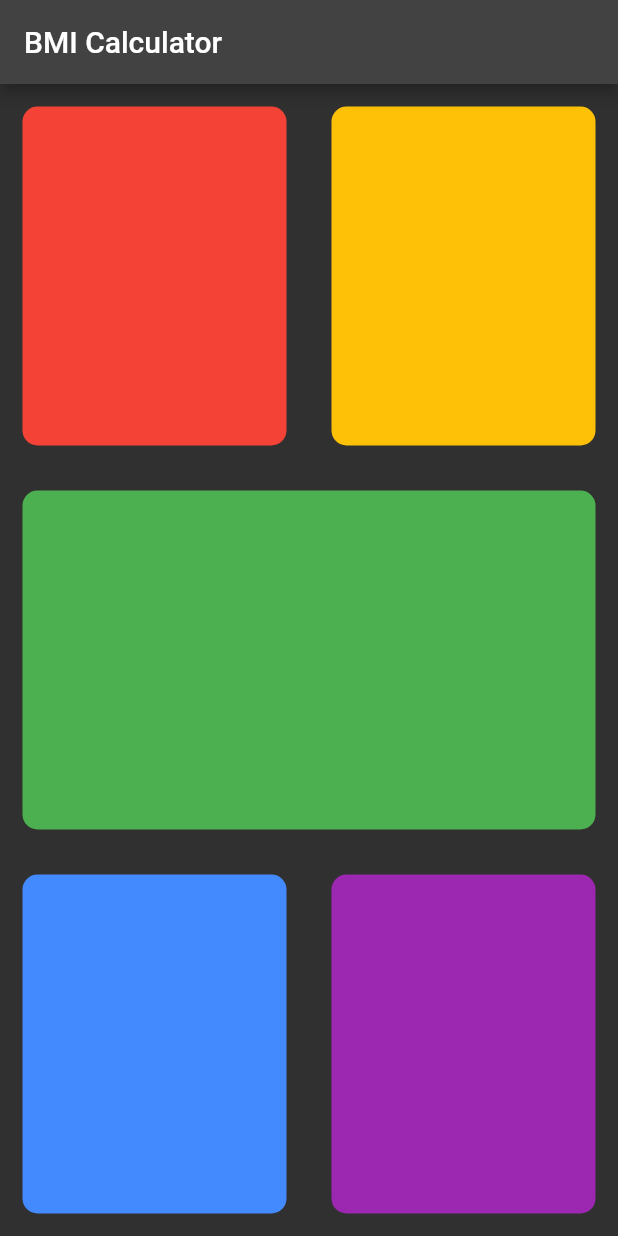
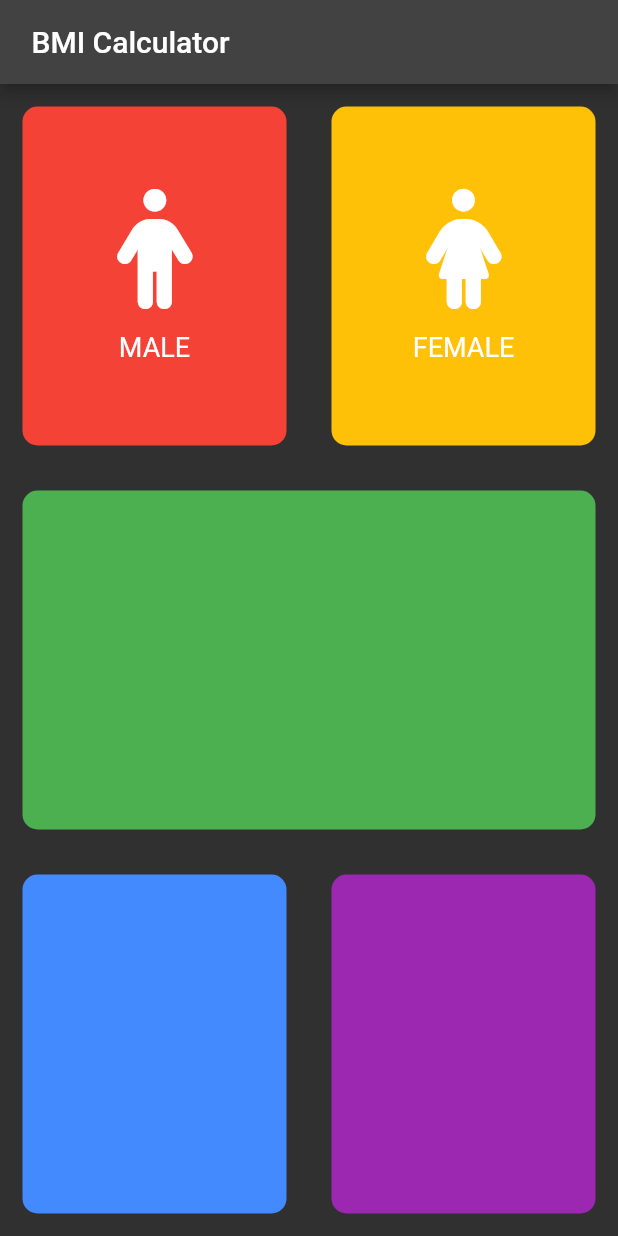
Before and after one commit to ShiekhAmish/FLutter_Apps_090, a Flutter app: the screen it shows after launch, on a phone screen of 412 x 824 dp. Run offline on Flutter 3.47's test engine with Material 2 defaults, Android fonts, the phone set to English and light mode, and no system bars; our stand-ins replace animated_text_kit, audioplayers, font_awesome_flutter, google_fonts, rflutter_alert, share_plus and 2 more; missing offline and left inert: flutter_animated_button, mailto.

Commit message:
part 04 (Use of Refactored Code)
part 04 (Use of Refactored Code)

```diff
--- a/BMI_AMISH_090/lib/input.dart
+++ b/BMI_AMISH_090/lib/input.dart
@@ -1,5 +1,5 @@
 import 'package:flutter/material.dart';
-
+import 'package:font_awesome_flutter/font_awesome_flutter.dart';
 
 class Input extends StatefulWidget {
   const Input({Key? key}) : super(key: key);
@@ -15,7 +15,7 @@ class _InputState extends State<Input> {
 
       appBar: AppBar(
 
-        title: Text("BMI Calculator"),
+        title: Text(" BMI Calculator"),
       ),
           body: Column(
         children: [
@@ -23,9 +23,17 @@ class _InputState extends State<Input> {
             children:  [
               Expanded(child: RepeatContainer(
                 colors: Colors.red,
+                cardWidget: RepeatIcon(
+                  icon: FontAwesomeIcons.male,
+                  label: 'MALE',
+                ),
               ),),
               Expanded(child: RepeatContainer(
                 colors: Colors.amber,
+                cardWidget: RepeatIcon(
+                  icon: FontAwesomeIcons.female,
+                  label: 'FEMALE',
+                ),
               ),),
             ],
           ),),
@@ -33,6 +41,7 @@ class _InputState extends State<Input> {
             children: [
               Expanded(child: RepeatContainer(
                 colors: Colors.green,
+                cardWidget: Container(),
               ),),
             ],
           ),),
@@ -40,9 +49,11 @@ class _InputState extends State<Input> {
             children: [
               Expanded(child: RepeatContainer(
                 colors: Colors.blueAccent,
+                cardWidget: Container(),
               ),),
               Expanded(child: RepeatContainer(
                 colors: Colors.purple,
+                cardWidget: Container(),
               ),),
             ],
           ),),
@@ -53,14 +64,43 @@ class _InputState extends State<Input> {
   }
 }
 
-class RepeatContainer extends StatelessWidget {
-  RepeatContainer({required this.colors});
-  final Color colors;
+class RepeatIcon extends StatelessWidget {
+RepeatIcon({required this.icon, required this.label});
+  final IconData icon;
+  final String label;
+
 
   @override
   Widget build(BuildContext context) {
+    return Column(
+      mainAxisAlignment: MainAxisAlignment.center,
+        children:  [
+         Icon(
+            icon,
+            size: 80.0,
+          ),
+          const SizedBox(
+            height: 15.0,
+          ),
+          Text(
+            label,
+            style: const TextStyle(fontSize: 18.0,
+              color: Colors.white),),
+        ],
+    );
+  }
+}
+
+class RepeatContainer extends StatelessWidget {
+
+   RepeatContainer({required this.colors, required this.cardWidget});
+   final Color colors;
+   final Widget cardWidget;
+  @override
+  Widget build(BuildContext context) {
     return Container(
-      margin: EdgeInsets.all(15.0),
+      child: cardWidget,
+      margin: const EdgeInsets.all(15.0),
       decoration: BoxDecoration(
         color: colors,
         borderRadius: BorderRadius.circular(10.0),
--- a/BMI_AMISH_090/lib/main.dart
+++ b/BMI_AMISH_090/lib/main.dart
@@ -1,6 +1,7 @@
 import 'package:flutter/cupertino.dart';
 import 'package:flutter/material.dart';
 import 'input.dart';
+import 'package:font_awesome_flutter/font_awesome_flutter.dart';
 void main() {
   runApp(const BMI());
 }
--- a/BMI_AMISH_090/pubspec.yaml
+++ b/BMI_AMISH_090/pubspec.yaml
@@ -27,6 +27,7 @@ environment:
 # the latest version available on pub.dev. To see which dependencies have newer
 # versions available, run `flutter pub outdated`.
 dependencies:
+
   flutter:
     sdk: flutter
 
@@ -34,7 +35,7 @@ dependencies:
   # The following adds the Cupertino Icons font to your application.
   # Use with the CupertinoIcons class for iOS style icons.
   cupertino_icons: ^1.0.2
-
+  font_awesome_flutter: ^10.1.0
 dev_dependencies:
   flutter_test:
     sdk: flutter
```
Also changed, not shown: BMI_AMISH_090/pubspec.lock.
